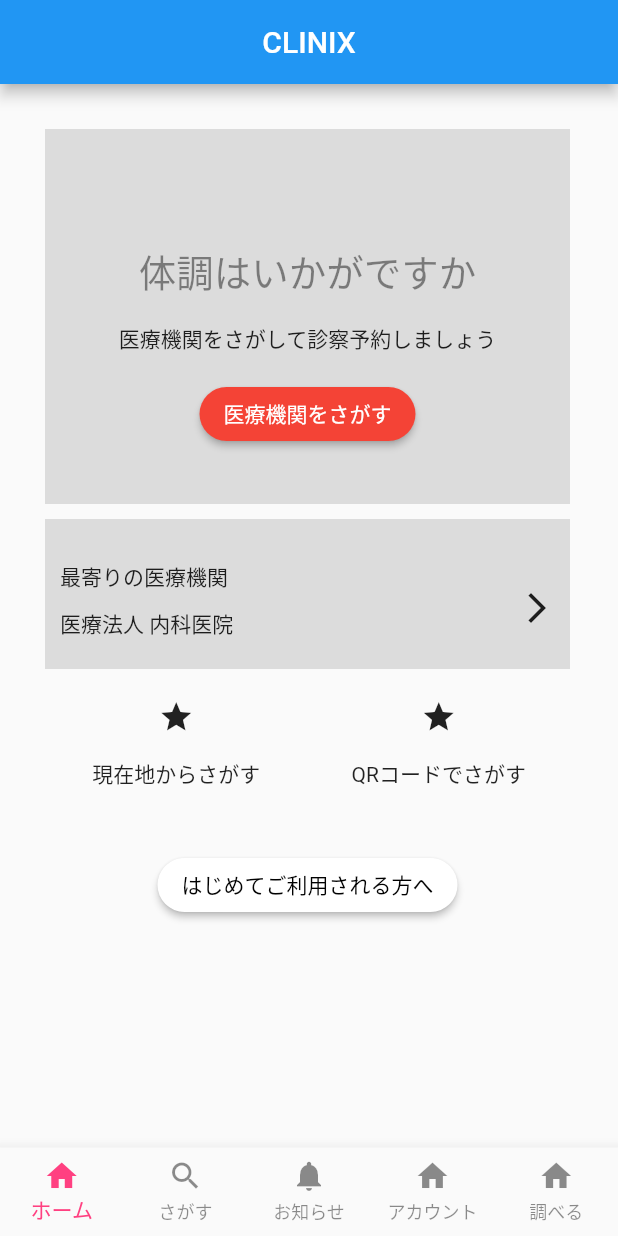
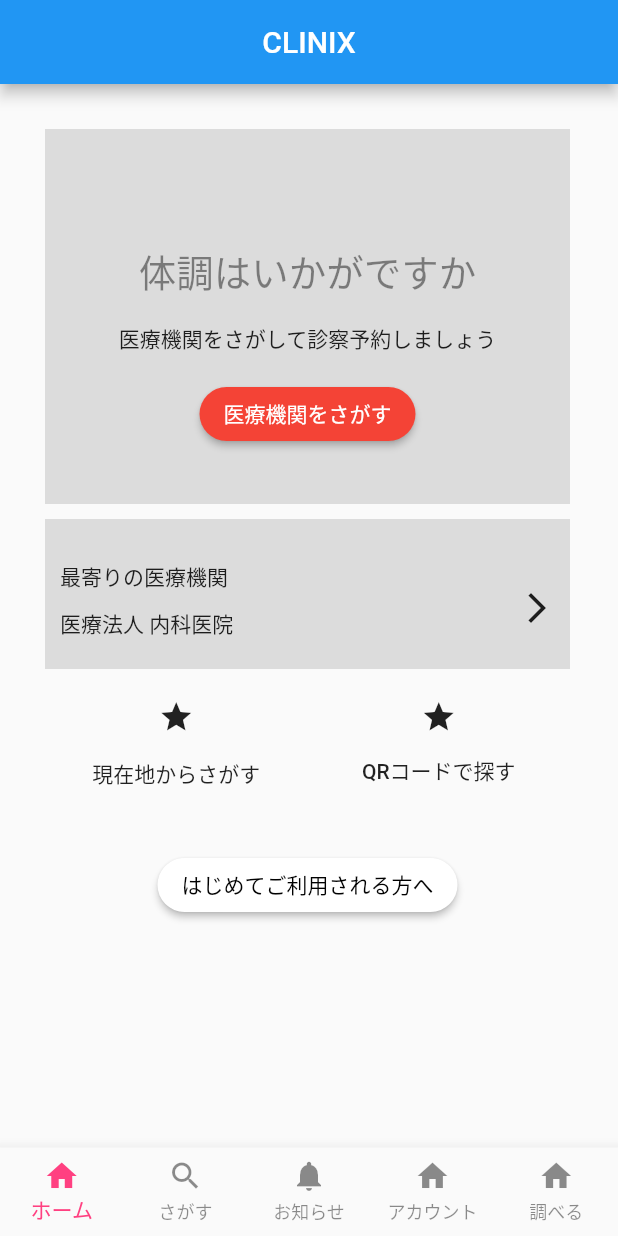
Before and after one commit to uchidaITSP/test_app, a Flutter app: the RootWidget screen opened directly, on a phone screen of 412 x 824 dp. Run offline on Flutter 3.47's test engine with Material 2 defaults, Android fonts, the phone set to English and light mode, and no system bars; our stand-ins replace shared_preferences, sqflite; missing offline and left inert: barcode_scan; accounts and stored records are empty.

```diff
--- a/lib/routes/home_route.dart
+++ b/lib/routes/home_route.dart
@@ -1,6 +1,13 @@
 
+import 'package:barcode_scan/barcode_scan.dart';
 import 'package:flutter/material.dart';
 import 'package:test_app/routes/search_route.dart';
+
+//QRコードスキャン機能
+class ScanPage extends StatefulWidget {
+  @override
+  _buttonArea createState() => _buttonArea();
+}
 
 class Home extends StatelessWidget { // <- (※1)
   @override
@@ -31,7 +38,7 @@ class Home extends StatelessWidget { // <- (※1)
             children: <Widget>[
               _topArea(),
               _titleArea(),
-              _buttonArea(),
+              ScanPage(),
               _bottomArea()
             ],
           ),
@@ -116,7 +123,9 @@ class _titleArea extends StatelessWidget {
   }
 }
 
-class _buttonArea extends StatelessWidget {
+class _buttonArea extends State<ScanPage> {
+
+  String qrCodeResult = "何もありません";
   @override
   Widget build(BuildContext context) {
     return Container(
@@ -142,10 +151,20 @@ class _buttonArea extends StatelessWidget {
             child: Column(
               children: <Widget>[
                 Icon(Icons.star),
-                Container(
-                  margin: const EdgeInsets.only(top: 15.0),
-                  child: Text('QRコードでさがす'),
+                FlatButton(
+                  child: Text('QRコードで探す'),
+                  onPressed: () async{
+                    //QRコード機能実装
+                    String codeSander = await BarcodeScanner.scan();
+                    setState(() {
+                      qrCodeResult = codeSander;
+                    });
+                  },
                 )
+//                Container(
+//                  margin: const EdgeInsets.only(top: 15.0),
+//                  child: Text('QRコードでさがす'),
+//                )
               ],
             ),
           )
--- a/lib/screen/login_screen.dart
+++ b/lib/screen/login_screen.dart
@@ -126,9 +126,9 @@ class _LoginPageState extends State<LoginPage> implements LoginCallBack {
         break;
       case LoginStatus.signIn:
 //        変更コード（とりあえず繋げただけ）
-//        return MyApp();
+        return MyApp();
 //        元コード
-        return HomeScreen(signOut);
+//        return HomeScreen(signOut);
         break;
     }
   }
```
Also changed, not shown: lib/data/CtrQuery/login_ctr.dart (+4 -4 lines), lib/data/database_helper.dart (+37 -1 lines), lib/routes/acaunt_route.dart (+89 -37 lines), pubspec.yaml (+7 -0 lines), pubspec.lock, 1 other file.
